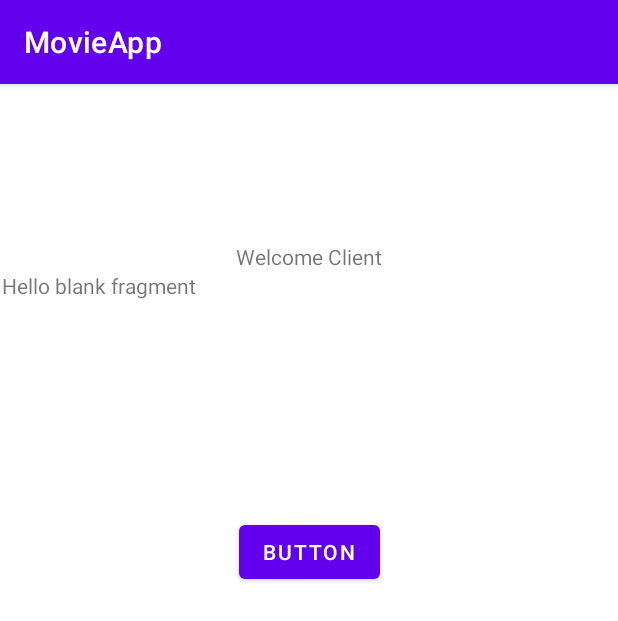
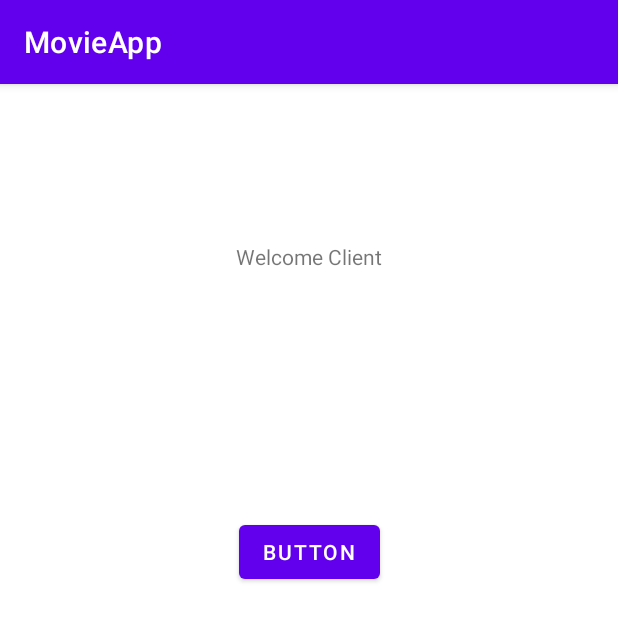
Before and after one commit to Ahmedshafie161/MovieApp, an Android app: the screen it shows after launch (MainActivity), on a phone screen of 412 x 824 dp. Shown: the top 621 px of the screen. Run offline under Robolectric (Android 15) with nearby library versions, the phone set to English and light mode, and no system bars; our stand-ins replace data binding.

Commit message:
third change

```diff
--- a/app/src/main/res/layout/fragment_blank.xml
+++ b/app/src/main/res/layout/fragment_blank.xml
@@ -14,15 +14,6 @@
         tools:context=".BlankFragment">
 
         <!-- TODO: Update blank fragment layout -->
-        <TextView
-            android:id="@+id/textView"
-            android:layout_width="0dp"
-            android:layout_height="0dp"
-            android:text="@string/hello_blank_fragment"
-            app:layout_constraintBottom_toBottomOf="parent"
-            app:layout_constraintEnd_toEndOf="parent"
-            app:layout_constraintStart_toStartOf="parent"
-            app:layout_constraintTop_toTopOf="parent" />
 
         <Button
             android:id="@+id/button2"
```
